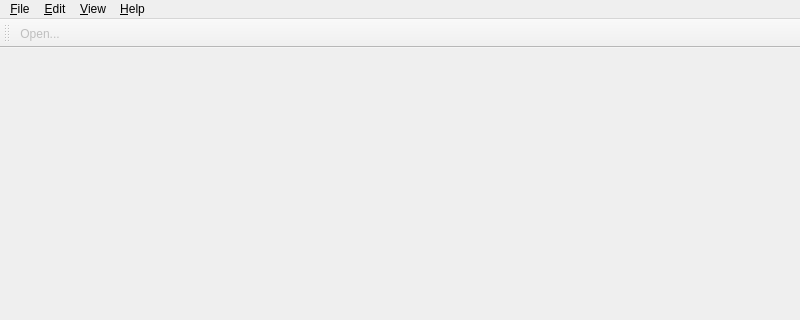
Old version of the form Code/Application/Catalogue/mvdMainWindow.ui in the repository orfeotoolbox/OTB; both pictures show x 0 to 800 and y 0 to 320 of the 800 by 600 pixel window.
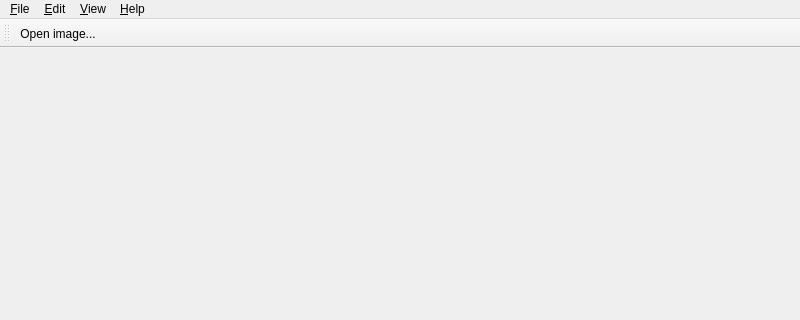
New version of the form. Icons and pictures are not drawn.

What changed in the file:
```diff
--- a/Code/Application/Catalogue/mvdMainWindow.ui
+++ b/Code/Application/Catalogue/mvdMainWindow.ui
@@ -30,7 +30,7 @@
     <property name="title">
      <string>&amp;File</string>
     </property>
-    <addaction name="action_Open"/>
+    <addaction name="action_OpenImage"/>
     <addaction name="separator"/>
     <addaction name="action_Quit"/>
    </widget>
@@ -73,7 +73,7 @@
    <attribute name="toolBarBreak">
     <bool>false</bool>
    </attribute>
-   <addaction name="action_Open"/>
+   <addaction name="action_OpenImage"/>
   </widget>
   <action name="action_Quit">
    <property name="text">
@@ -86,22 +86,22 @@
     <string>Ctrl+Q</string>
    </property>
   </action>
-  <action name="action_Open">
+  <action name="action_OpenImage">
    <property name="enabled">
-    <bool>false</bool>
+    <bool>true</bool>
    </property>
    <property name="icon">
     <iconset resource="mvdMainWindow.qrc">
      <normaloff>:/icons/action_Open_Icon</normaloff>:/icons/action_Open_Icon</iconset>
    </property>
    <property name="text">
-    <string>&amp;Open...</string>
+    <string>&amp;Open image...</string>
    </property>
    <property name="iconText">
-    <string>Open...</string>
+    <string>Open image...</string>
    </property>
    <property name="toolTip">
-    <string>Open file.</string>
+    <string>Open image-file.</string>
    </property>
    <property name="shortcut">
     <string>Ctrl+O</string>
```
